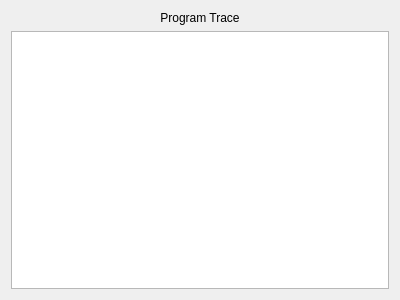
First picture: the form in pep9asm/asmprogramtracepane.ui, repository StanWarford/pep9suite, before the edit.
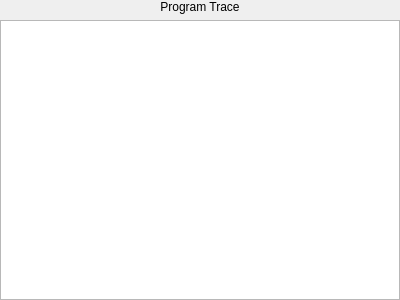
Second picture: the form after the edit. Custom widgets are drawn as their Qt base class.

Commit message:
Improve debugger tab layout.
Standardize space between labels and widgets.
Standardize border sizes between program & memory trace panes.
Add splitter between program trace and memory trace.
This should fix #59.

What changed in the file:
```diff
--- a/pep9asm/asmprogramtracepane.ui
+++ b/pep9asm/asmprogramtracepane.ui
@@ -13,87 +13,45 @@
   <property name="windowTitle">
    <string>Form</string>
   </property>
-  <layout class="QGridLayout" name="gridLayout">
-   <item row="1" column="0">
-    <widget class="AsmProgramTraceTextEdit" name="tracePaneTextEdit">
-     <property name="readOnly">
-      <bool>true</bool>
+  <layout class="QVBoxLayout" name="verticalLayout_2">
+   <property name="leftMargin">
+    <number>0</number>
+   </property>
+   <property name="topMargin">
+    <number>0</number>
+   </property>
+   <property name="rightMargin">
+    <number>0</number>
+   </property>
+   <property name="bottomMargin">
+    <number>0</number>
+   </property>
+   <item>
+    <layout class="QVBoxLayout" name="verticalLayout">
+     <property name="sizeConstraint">
+      <enum>QLayout::SetNoConstraint</enum>
      </property>
-    </widget>
-   </item>
-   <item row="0" column="0">
-    <widget class="QLabel" name="label">
-     <property name="palette">
-      <palette>
-       <active>
-        <colorrole role="Base">
-         <brush brushstyle="SolidPattern">
-          <color alpha="255">
-           <red>255</red>
-           <green>255</green>
-           <blue>255</blue>
-          </color>
-         </brush>
-        </colorrole>
-        <colorrole role="Window">
-         <brush brushstyle="SolidPattern">
-          <color alpha="255">
-           <red>106</red>
-           <green>173</green>
-           <blue>246</blue>
-          </color>
-         </brush>
-        </colorrole>
-       </active>
-       <inactive>
-        <colorrole role="Base">
-         <brush brushstyle="SolidPattern">
-          <color alpha="255">
-           <red>255</red>
-           <green>255</green>
-           <blue>255</blue>
-          </color>
-         </brush>
-        </colorrole>
-        <colorrole role="Window">
-         <brush brushstyle="SolidPattern">
-          <color alpha="255">
-           <red>106</red>
-           <green>173</green>
-           <blue>246</blue>
-          </color>
-         </brush>
-        </colorrole>
-       </inactive>
-       <disabled>
-        <colorrole role="Base">
-         <brush brushstyle="SolidPattern">
-          <color alpha="255">
-           <red>106</red>
-           <green>173</green>
-           <blue>246</blue>
-          </color>
-         </brush>
-        </colorrole>
-        <colorrole role="Window">
-         <brush brushstyle="SolidPattern">
-          <color alpha="255">
-           <red>106</red>
-           <green>173</green>
-           <blue>246</blue>
-          </color>
-         </brush>
-        </colorrole>
-       </disabled>
-      </palette>
-     </property>
-     <property name="text">
-      <string>Program Trace</string>
-     </property>
-     <property name="alignment">
-      <set>Qt::AlignCenter</set>
-     </property>
-    </widget>
+     <item>
+      <widget class="QLabel" name="label">
+       <property name="text">
+        <string>Program Trace</string>
+       </property>
+       <property name="alignment">
+        <set>Qt::AlignCenter</set>
+       </property>
+      </widget>
+     </item>
+     <item>
+      <widget class="AsmProgramTraceTextEdit" name="tracePaneTextEdit">
+       <property name="lineWidth">
+        <number>0</number>
+       </property>
+       <property name="readOnly">
+        <bool>true</bool>
+       </property>
+      </widget>
+     </item>
+    </layout>
    </item>
   </layout>
  </widget>
```
The commit also changes 4 other files.
